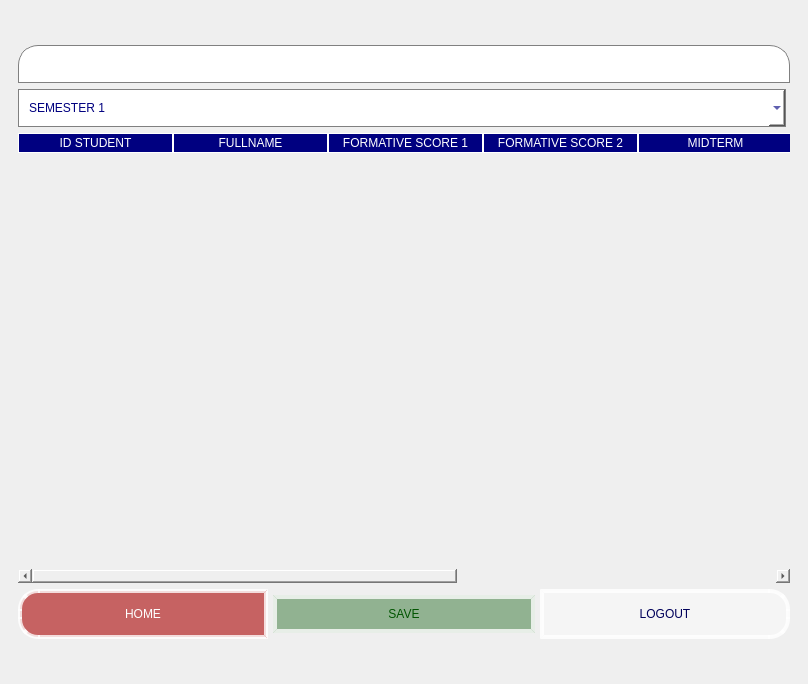
First picture: the form in ui/Teacher/inputgrade.ui, repository nmthuy426/KTLT-FINALTERM, before the edit.
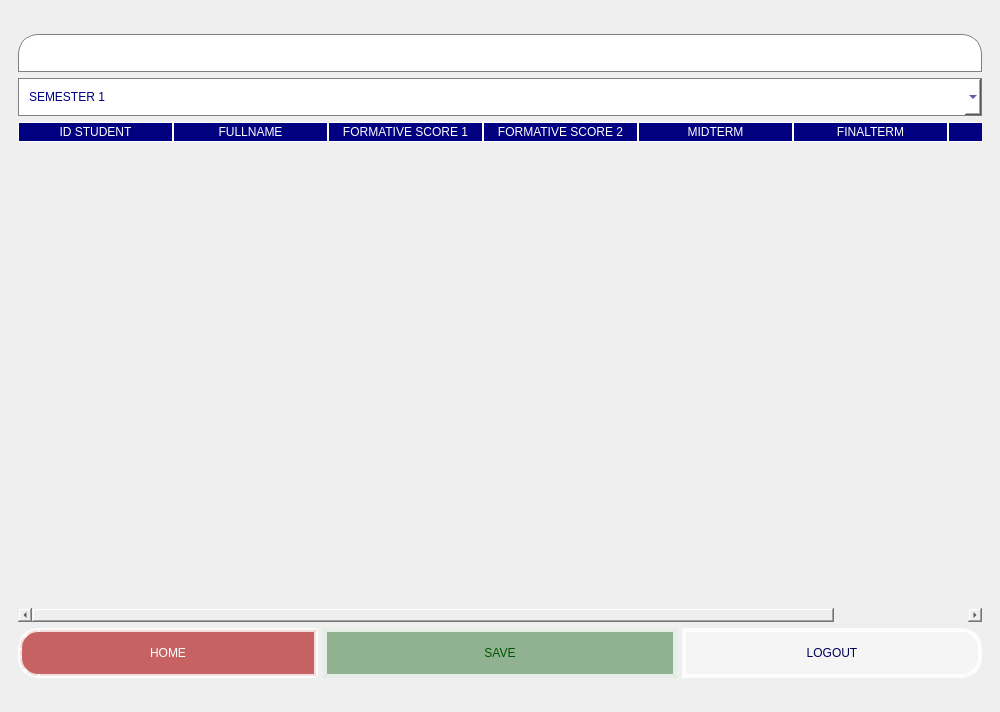
Second picture: the form after the edit.

Patch:
```diff
--- a/ui/Teacher/inputgrade.ui
+++ b/ui/Teacher/inputgrade.ui
@@ -6,14 +6,14 @@
    <rect>
     <x>0</x>
     <y>0</y>
-    <width>808</width>
-    <height>684</height>
+    <width>1000</width>
+    <height>712</height>
    </rect>
   </property>
   <property name="maximumSize">
    <size>
-    <width>1056</width>
-    <height>752</height>
+    <width>10000</width>
+    <height>10000</height>
    </size>
   </property>
   <property name="windowTitle">
@@ -47,8 +47,8 @@
         <rect>
          <x>0</x>
          <y>0</y>
-         <width>792</width>
-         <height>641</height>
+         <width>978</width>
+         <height>690</height>
         </rect>
        </property>
        <layout class="QVBoxLayout" name="verticalLayout">
@@ -83,7 +83,7 @@
             </property>
             <property name="maximumSize">
              <size>
-              <width>768</width>
+              <width>16777215</width>
               <height>16777215</height>
              </size>
             </property>
@@ -117,8 +117,8 @@
            <widget class="QTableWidget" name="tableWidget">
             <property name="maximumSize">
              <size>
-              <width>1000</width>
-              <height>450</height>
+              <width>16777215</width>
+              <height>500</height>
              </size>
             </property>
             <property name="styleSheet">
@@ -212,7 +212,7 @@
               </property>
               <property name="maximumSize">
                <size>
-                <width>250</width>
+                <width>300</width>
                 <height>50</height>
                </size>
               </property>
@@ -254,6 +254,18 @@
             </item>
             <item>
              <widget class="QPushButton" name="pushButton_save">
+              <property name="sizePolicy">
+               <sizepolicy hsizetype="Preferred" vsizetype="Preferred">
+                <horstretch>0</horstretch>
+                <verstretch>0</verstretch>
+               </sizepolicy>
+              </property>
+              <property name="maximumSize">
+               <size>
+                <width>1000</width>
+                <height>16777215</height>
+               </size>
+              </property>
               <property name="styleSheet">
                <string notr="true">QPushButton {
     font: 5000 14pt &quot;Arial&quot;; /* Font Arial Black, size 12 */
@@ -300,7 +312,7 @@
               </property>
               <property name="maximumSize">
                <size>
-                <width>250</width>
+                <width>300</width>
                 <height>50</height>
                </size>
               </property>
```
Left out of the diff: 6 changed lines with no effect on the pictures.
